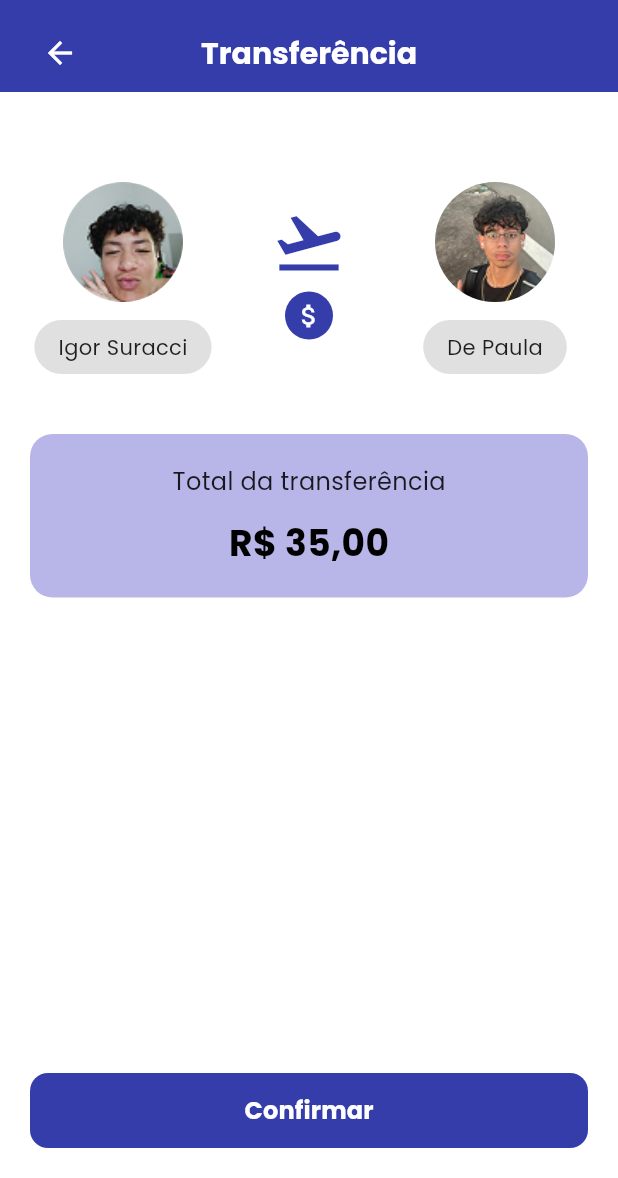
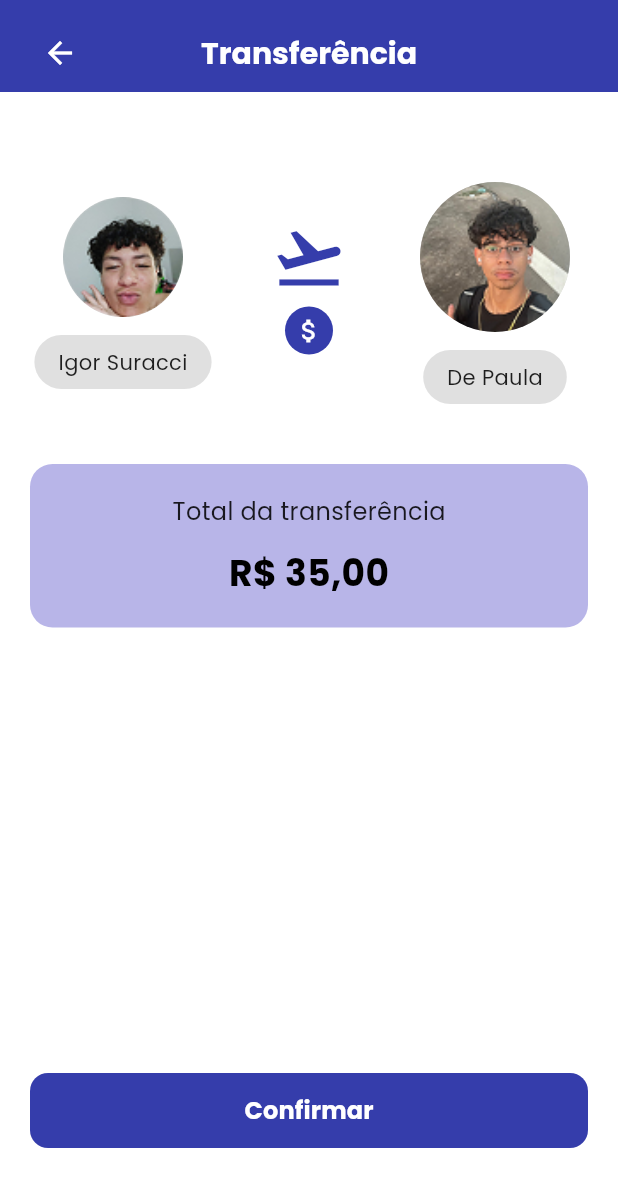
Before and after one commit to BankaltOficial/Mobile, a Flutter app: the TransferenciaScreen screen opened directly, on a phone screen of 412 x 824 dp, the part 58-1236 px from its top. Run offline on Flutter 3.47's test engine with Material 3 defaults, Android fonts, the phone set to English and light mode, and no system bars; our stand-ins replace flutter_colorpicker, flutter_masked_text2, mask_text_input_formatter, shared_preferences; accounts and stored records are empty.

Commit message:
emprestimo v2

```diff
--- a/lib/pages/EmprestimoScreen.dart
+++ b/lib/pages/EmprestimoScreen.dart
@@ -176,7 +176,6 @@ class _EmprestimoScreenState extends State<EmprestimoScreen> {
             children: [
               SizedBox(height: 20),
 
-              // Valor do empréstimo
               Center(
                 child: Column(
                   children: [
@@ -204,7 +203,6 @@ class _EmprestimoScreenState extends State<EmprestimoScreen> {
 
               SizedBox(height: 30),
 
-              // Tipo de empréstimo e taxa
               Row(
                 mainAxisAlignment: MainAxisAlignment.spaceBetween,
                 children: [
@@ -257,7 +255,6 @@ class _EmprestimoScreenState extends State<EmprestimoScreen> {
 
               SizedBox(height: 25),
 
-              // Botão Total
               Container(
                 width: double.infinity,
                 padding: EdgeInsets.symmetric(vertical: 16),
@@ -290,7 +287,6 @@ class _EmprestimoScreenState extends State<EmprestimoScreen> {
 
               SizedBox(height: 25),
 
-              // Número de parcelas
               Text(
                 'Número de parcelas',
                 style: TextStyle(
@@ -318,7 +314,6 @@ class _EmprestimoScreenState extends State<EmprestimoScreen> {
 
               SizedBox(height: 25),
 
-              // Datas para parcelas
               Text(
                 'Datas para parcelas',
                 style: TextStyle(
@@ -346,7 +341,6 @@ class _EmprestimoScreenState extends State<EmprestimoScreen> {
 
               SizedBox(height: 40),
 
-              // Botão Confirmar
               Container(
                 width: double.infinity,
                 height: 50,
@@ -376,7 +370,7 @@ class _EmprestimoScreenState extends State<EmprestimoScreen> {
                               style: ElevatedButton.styleFrom(
                                 backgroundColor: mainPurple,
                               ),
-                              child: Text('Confirmar'),
+                              child: Text('Confirmar', style: TextStyle(color: Colors.white),),
                             ),
                           ],
                         );
--- a/lib/pages/TransferenciaScreen.dart
+++ b/lib/pages/TransferenciaScreen.dart
@@ -185,10 +185,8 @@ class _TransferenciaScreenState extends State<TransferenciaScreen> {
                   children: [
                     SizedBox(height: 40),
 
-                    // Seção dos avatares
                     Row(
                       children: [
-                        // Avatar Igor Suracci
                         Expanded(
                           child: Column(
                             children: [
@@ -236,7 +234,6 @@ class _TransferenciaScreenState extends State<TransferenciaScreen> {
                           ),
                         ),
 
-                        // Ícones do meio
                         Expanded(
                           child: Column(
                             children: [
@@ -262,13 +259,12 @@ class _TransferenciaScreenState extends State<TransferenciaScreen> {
                           ),
                         ),
 
-                        // Avatar De Paula
                         Expanded(
                           child: Column(
                             children: [
                               Container(
-                                width: 80,
-                                height: 80,
+                                width: 100,
+                                height: 100,
                                 decoration: BoxDecoration(
                                   shape: BoxShape.circle,
                                   color: Colors.grey[300],
@@ -314,7 +310,6 @@ class _TransferenciaScreenState extends State<TransferenciaScreen> {
 
                     SizedBox(height: 40),
 
-                    // Container do valor
                     Container(
                       width: double.infinity,
                       padding: EdgeInsets.all(20),
@@ -350,14 +345,13 @@ class _TransferenciaScreenState extends State<TransferenciaScreen> {
                       ),
                     ),
 
-                    SizedBox(height: 60), // Espaço antes do botão
+                    SizedBox(height: 60),
                   ],
                 ),
               ),
             ),
           ),
 
-          // Botão fixo na parte inferior
           Padding(
             padding: EdgeInsets.all(20),
             child: Container(
```
